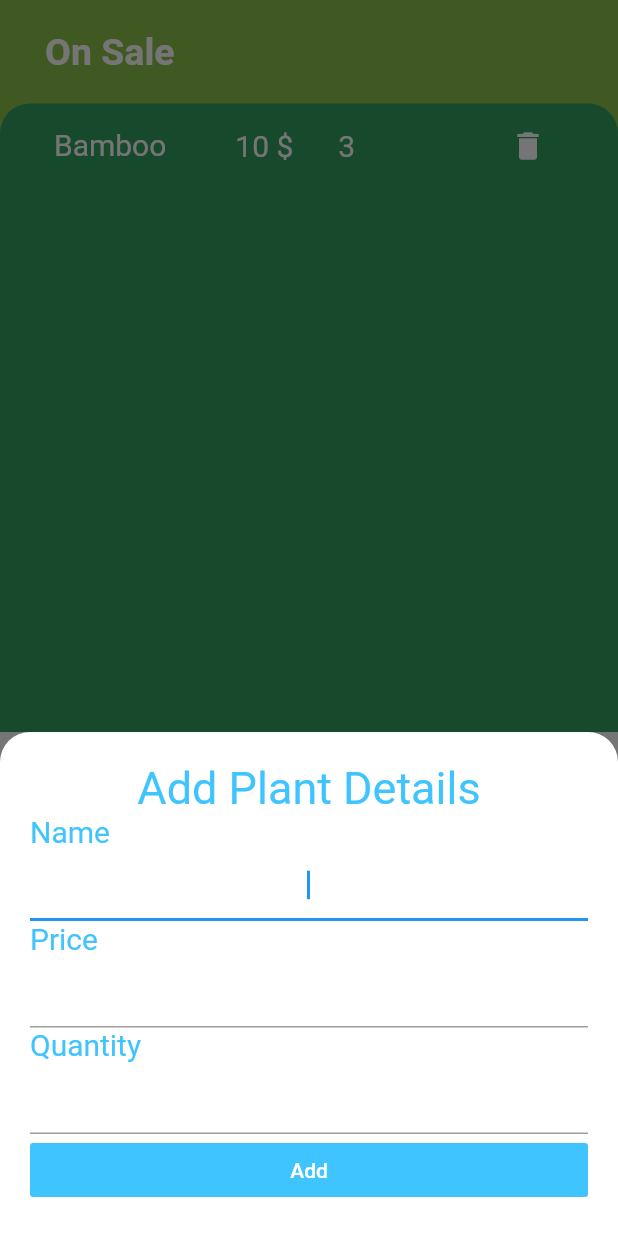
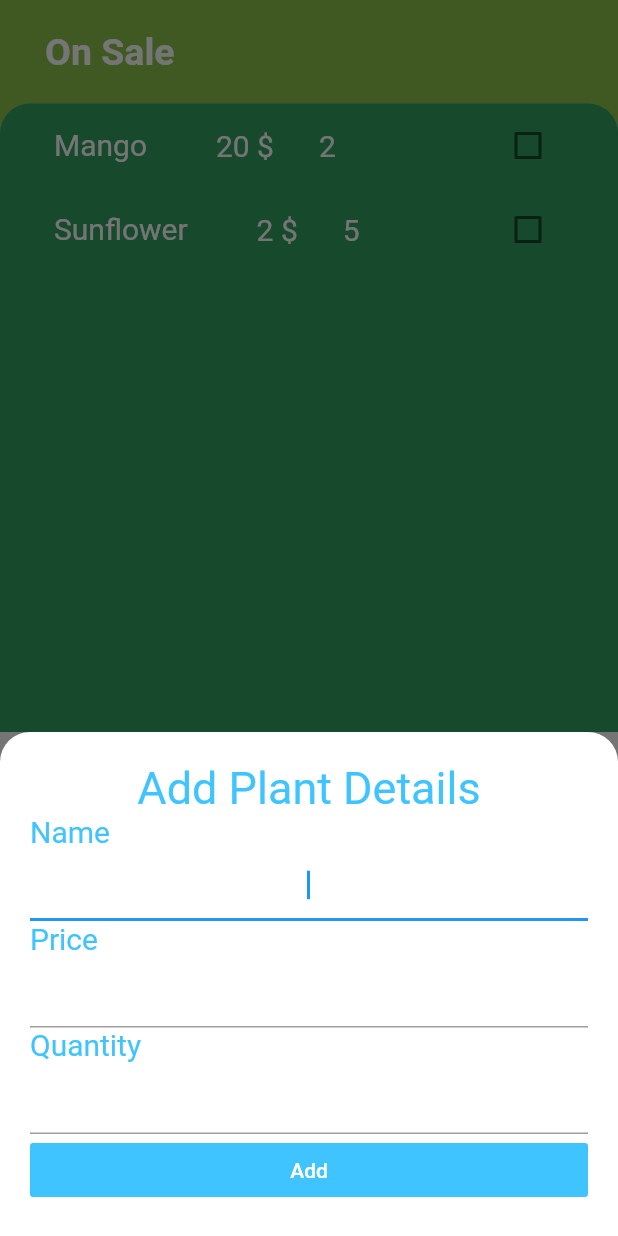
Before and after one commit to CasCard/treeward, a Flutter app: the SellTab screen opened directly, after a tap on the "add" icon, on a phone screen of 412 x 824 dp. Run offline on Flutter 3.47's test engine with Material 2 defaults, Android fonts, the phone set to English and light mode, and no system bars.

Commit message:
fixed sell screen can add new items to list

```diff
--- /dev/null
+++ b/lib/models/plant_item.dart
@@ -0,0 +1,12 @@
+class Item {
+  final String name;
+  final String price;
+  final String quantity;
+  bool isAdd;
+
+  Item({this.name, this.price, this.quantity, this.isAdd = false});
+
+  void toggleAdd() {
+    isAdd = !isAdd;
+  }
+}
--- a/lib/screens/add_item_screen.dart
+++ b/lib/screens/add_item_screen.dart
@@ -2,8 +2,15 @@ import 'package:flutter/cupertino.dart';
 import 'package:flutter/material.dart';
 
 class AddItemScreen extends StatelessWidget {
+  final Function addItemCallback;
+
+  AddItemScreen(this.addItemCallback);
+
   @override
   Widget build(BuildContext context) {
+    String newPlantName;
+    String newPlantPrice;
+    String newPlantQuantity;
     return Container(
       color: Color(0xFF757575),
       child: Container(
@@ -28,6 +35,9 @@ class AddItemScreen extends StatelessWidget {
             TextField(
               autofocus: true,
               textAlign: TextAlign.center,
+              onChanged: (newName) {
+                newPlantName = newName;
+              },
             ),
             Text(
               'Price',
@@ -36,6 +46,9 @@ class AddItemScreen extends StatelessWidget {
             TextField(
               autofocus: true,
               textAlign: TextAlign.center,
+              onChanged: (newPrice) {
+                newPlantPrice = newPrice;
+              },
             ),
             Text(
               'Quantity',
@@ -44,10 +57,16 @@ class AddItemScreen extends StatelessWidget {
             TextField(
               autofocus: true,
               textAlign: TextAlign.center,
+              onChanged: (newQuantity) {
+                newPlantQuantity = newQuantity;
+              },
             ),
             FlatButton(
                 color: Colors.lightBlueAccent,
-                onPressed: () {},
+                onPressed: () {
+                  addItemCallback(
+                      newPlantName, newPlantPrice, newPlantQuantity);
+                },
                 child: Text('Add', style: TextStyle(color: Colors.white)))
           ],
         ),
--- a/lib/screens/sell_screen.dart
+++ b/lib/screens/sell_screen.dart
@@ -2,8 +2,19 @@ import 'package:flutter/material.dart';
 import 'package:flutter/widgets.dart';
 import 'package:treeward/widgets/items_list.dart';
 import 'package:treeward/screens/add_item_screen.dart';
+import 'package:treeward/models/plant_item.dart';
 
-class SellTab extends StatelessWidget {
+class SellTab extends StatefulWidget {
+  @override
+  _SellTabState createState() => _SellTabState();
+}
+
+class _SellTabState extends State<SellTab> {
+  List<Item> items = [
+    Item(name: 'Mango', price: "20", quantity: "2"),
+    Item(name: 'Sunflower', price: "2", quantity: "5")
+  ];
+
   @override
   Widget build(BuildContext context) {
     // TODO: implement build
@@ -20,7 +31,16 @@ class SellTab extends StatelessWidget {
               child: Container(
                 padding: EdgeInsets.only(
                     bottom: MediaQuery.of(context).viewInsets.bottom),
-                child: AddItemScreen(),
+                child: AddItemScreen(
+                    (newPlantTitle, newPlantPrice, newPlantQuantity) {
+                  setState(() {
+                    items.add(Item(
+                        name: newPlantTitle,
+                        price: newPlantPrice,
+                        quantity: newPlantQuantity));
+                  });
+                  Navigator.pop(context);
+                }),
               ),
             ),
           );
@@ -53,7 +73,7 @@ class SellTab extends StatelessWidget {
                     topLeft: Radius.circular(20.0),
                     topRight: Radius.circular(20.0),
                   )),
-              child: ItemList(),
+              child: ItemList(items),
             ),
           )
         ],
--- a/lib/widgets/item_tile.dart
+++ b/lib/widgets/item_tile.dart
@@ -1,12 +1,26 @@
 import 'package:flutter/material.dart';
 
 class ItemTile extends StatelessWidget {
+  final bool isChecked;
+  final String plantTitle;
+  final String plantPrice;
+  final String plantQuantity;
+  final Function checkboxCallback;
+
+  ItemTile(
+      {this.isChecked,
+      this.plantTitle,
+      this.plantPrice,
+      this.plantQuantity,
+      this.checkboxCallback});
+
   @override
   Widget build(BuildContext context) {
     return ListTile(
       leading: Text(
-        'Bamboo',
+        plantTitle,
         style: TextStyle(
+          decoration: isChecked ? TextDecoration.lineThrough : null,
           color: Colors.white,
           fontSize: 20.0,
         ),
@@ -17,7 +31,7 @@ class ItemTile extends StatelessWidget {
             width: 30,
           ),
           Text(
-            "10 \$",
+            "$plantPrice \$",
             style: TextStyle(
               color: Colors.white,
               fontSize: 20.0,
@@ -27,7 +41,7 @@ class ItemTile extends StatelessWidget {
             width: 30,
           ),
           Text(
-            "3",
+            "$plantQuantity",
             style: TextStyle(
               color: Colors.white,
               fontSize: 20.0,
@@ -35,12 +49,10 @@ class ItemTile extends StatelessWidget {
           ),
         ],
       ),
-      trailing: IconButton(
-        icon: Icon(
-          Icons.delete,
-          color: Colors.white,
-        ),
-        onPressed: null,
+      trailing: Checkbox(
+        activeColor: Colors.lightBlueAccent,
+        value: isChecked,
+        onChanged: checkboxCallback,
       ),
     );
   }
--- a/lib/widgets/items_list.dart
+++ b/lib/widgets/items_list.dart
@@ -1,11 +1,34 @@
 import 'package:flutter/material.dart';
 import 'package:treeward/widgets/item_tile.dart';
+import 'package:treeward/models/plant_item.dart';
 
-class ItemList extends StatelessWidget {
+class ItemList extends StatefulWidget {
+  final List<Item> items;
+
+  ItemList(this.items);
+
+  @override
+  _ItemListState createState() => _ItemListState();
+}
+
+class _ItemListState extends State<ItemList> {
   @override
   Widget build(BuildContext context) {
-    return ListView(
-      children: <Widget>[ItemTile()],
+    return ListView.builder(
+      itemBuilder: (context, index) {
+        return ItemTile(
+          plantTitle: widget.items[index].name,
+          plantPrice: widget.items[index].price,
+          plantQuantity: widget.items[index].quantity,
+          isChecked: widget.items[index].isAdd,
+          checkboxCallback: (checkboxState) {
+            setState(() {
+              widget.items[index].toggleAdd();
+            });
+          },
+        );
+      },
+      itemCount: widget.items.length,
     );
   }
 }
```
